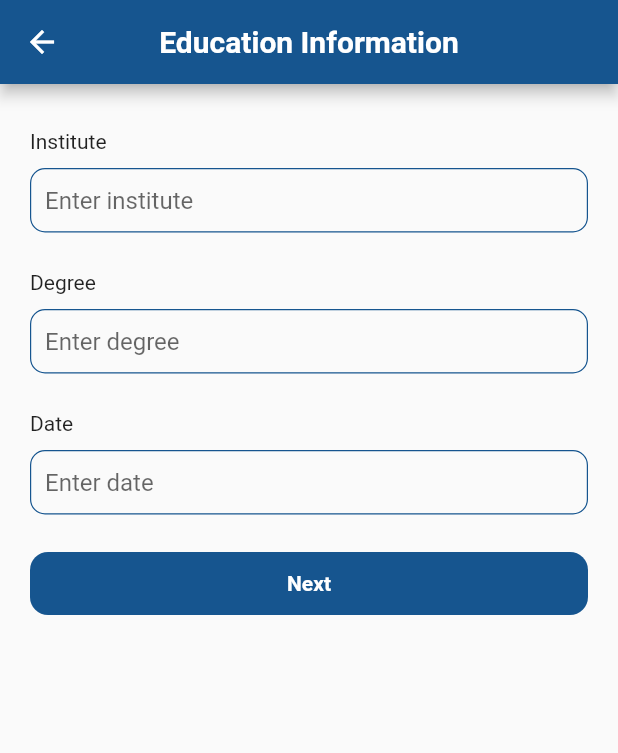
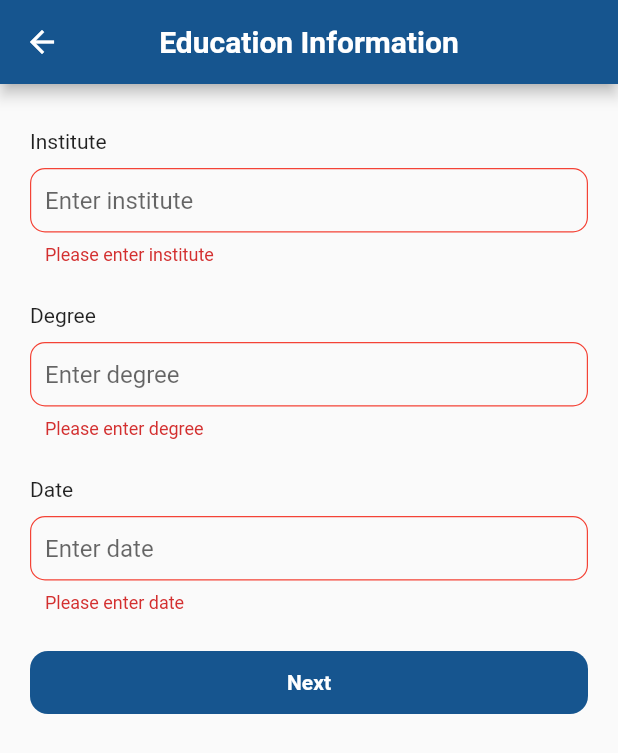
Before and after one commit to Kb798/resume_helper, a Flutter app: the EducationScreen screen opened directly, after a tap on "Next", on a phone screen of 412 x 824 dp. Shown: the top 753 px of the screen. Run offline on Flutter 3.47's test engine with Material 2 defaults, Android fonts, the phone set to English and light mode, and no system bars; our stand-ins replace image_picker.

```diff
--- a/lib/screens/education_screen.dart
+++ b/lib/screens/education_screen.dart
@@ -3,7 +3,11 @@ import 'package:intl/intl.dart';
 import 'package:resume_helper/custom_widgets/appbar_widget.dart';
 import 'package:resume_helper/custom_widgets/custom_button.dart';
 import 'package:resume_helper/custom_widgets/textfield_widget.dart';
+import 'package:resume_helper/model/user_resume_model.dart';
+import 'package:resume_helper/screens/skill_screen.dart';
 import 'package:resume_helper/utils/app_strings.dart';
+
+import '../main.dart';
 
 class EducationScreen extends StatefulWidget {
   const EducationScreen({Key? key}) : super(key: key);
@@ -14,11 +18,10 @@ class EducationScreen extends StatefulWidget {
 
 class _EducationScreenState extends State<EducationScreen> {
   final _formKey = GlobalKey<FormState>();
-  TextEditingController instituteController=TextEditingController();
-  TextEditingController degreeController=TextEditingController();
-  TextEditingController graduationDateController=TextEditingController();
+  TextEditingController instituteController = TextEditingController();
+  TextEditingController degreeController = TextEditingController();
+  TextEditingController graduationDateController = TextEditingController();
   DateTime? selectedDate;
-
 
   @override
   Widget build(BuildContext context) {
@@ -26,8 +29,8 @@ class _EducationScreenState extends State<EducationScreen> {
         appBar: appbarWidget('Education Information', true),
         body: Form(
             key: _formKey,
-    child:ListView(
-      padding: EdgeInsets.symmetric(vertical: 30,horizontal: 20),
+            child: ListView(
+              padding: EdgeInsets.symmetric(vertical: 30, horizontal: 20),
               children: [
                 Padding(
                   padding: const EdgeInsets.only(bottom: 25),
@@ -75,7 +78,6 @@ class _EducationScreenState extends State<EducationScreen> {
                     },
                     fieldName: Constants.strDate,
                     fieldInputType: TextInputType.name,
-
                     readOnly: true,
                     fieldController: graduationDateController,
                     hint: Constants.strDateHint,
@@ -87,27 +89,41 @@ class _EducationScreenState extends State<EducationScreen> {
                 CustomButton(
                     title: 'Next',
                     onPressed: () {
-
-          },
-        )
+                      if (_formKey.currentState!.validate()) {
+                        if (selectedDate != null) {
+                          userResumeModel.listEducation = Education(
+                              date: selectedDate,
+                              degree: degreeController.text,
+                              institute: instituteController.text);
+                          print("USerResumeModel---->" +
+                              userResumeModel.listEducation!
+                                  .toJson()
+                                  .toString());
+                          Navigator.push(
+                              context,
+                              MaterialPageRoute(
+                                builder: (context) => SkillScreen(),
+                              ));
+                        } else {
+                          showToast(context, "Please select date");
+                        }
+                      }
+                    })
               ],
-
-    ))
-    );
+            )));
   }
 
   Future<Null> _selectDate(BuildContext context) async {
     final DateTime? pickedDate = await showDatePicker(
       context: context,
       firstDate: DateTime.now().subtract(Duration(days: 100)),
-      lastDate:  DateTime.now().add(Duration(days: 1000)), initialDate: DateTime.now(),
+      lastDate: DateTime.now().add(Duration(days: 1000)),
+      initialDate: DateTime.now(),
     );
 
     if (pickedDate != null) {
       selectedDate = pickedDate;
-      graduationDateController.text =DateFormat.MMMEd().format(selectedDate!) ;
-
-    }
-
+      graduationDateController.text = DateFormat.MMMEd().format(selectedDate!);
     }
   }
+}
--- a/lib/utils/app_strings.dart
+++ b/lib/utils/app_strings.dart
@@ -1,36 +1,40 @@
-class Constants{
-  static const String strResumeHelper="Resume Helper";
-  static const String strFNameHint="Enter your first name";
-  static const String strFNameError="Please enter a first name";
-  static const String strFName="First name";
+class Constants {
+  static const String strResumeHelper = "Resume Helper";
+  static const String strFNameHint = "Enter your first name";
+  static const String strFNameError = "Please enter a first name";
+  static const String strFName = "First name";
 
-  static const String strLNameHint="Enter your last name";
-  static const String strLNameError="Please enter a last name";
-  static const String strLName="Last name";
-  static const String strPhoneNo="Phone No.";
-  static const String strPhoneHint="Enter phone no.";
-  static const String strPhoneError="Please enter a phone no.";
-  static const String strEmail="Email";
-  static const String strEmailHint="Enter email";
-  static const String strEmailError="Please enter a email";
-  static const String strAddress="Address";
-  static const String strAddressHint="Enter address";
-  static const String strAddressError="Please enter address";
-  static const String strCity="City";
-  static const String strCityHint="Enter city";
-  static const String strCityError="Please enter city";
-  static const String strZipCode="Zipcode";
-  static const String strZipCodeHint="Enter zipCode";
-  static const String strZipCodeError="Please enter zipcode";
+  static const String strLNameHint = "Enter your last name";
+  static const String strLNameError = "Please enter a last name";
+  static const String strLName = "Last name";
+  static const String strPhoneNo = "Phone No.";
+  static const String strPhoneHint = "Enter phone no.";
+  static const String strPhoneError = "Please enter a phone no.";
+  static const String strEmail = "Email";
+  static const String strEmailHint = "Enter email";
+  static const String strEmailError = "Please enter a email";
+  static const String strAddress = "Address";
+  static const String strAddressHint = "Enter address";
+  static const String strAddressError = "Please enter address";
+  static const String strCity = "City";
+  static const String strCityHint = "Enter city";
+  static const String strCityError = "Please enter city";
+  static const String strZipCode = "Zipcode";
+  static const String strZipCodeHint = "Enter zipCode";
+  static const String strZipCodeError = "Please enter zipcode";
 
+  static const String strInstitute = "Institute";
+  static const String strInstituteHint = "Enter institute";
+  static const String strInstituteError = "Please enter institute";
+  static const String strDegree = "Degree";
+  static const String strDegreeHint = "Enter degree";
+  static const String strDegreeError = "Please enter degree";
+  static const String strDate = "Date";
+  static const String strDateError = "Please enter date";
+  static const String strDateHint = "Enter date";
 
-  static const String strInstitute="Institute";
-  static const String strInstituteHint="Enter institute";
-  static const String strInstituteError="Please enter institute";
-  static const String strDegree="Degree";
-  static const String strDegreeHint="Enter degree";
-  static const String strDegreeError="Please enter degree";
-  static const String strDate="Date";
-  static const String strDateError="Please enter date";
-  static const String strDateHint="Enter date";
+  static const String strSkill = "Skill";
+  static const String strSkillError = "Please enter skill";
+  static const String strSkillHint = "Enter skill";
+  static const String strSkillLevel = "Level";
 }
```
Also changed, not shown: lib/screens/skill_screen.dart (added, +117 -0 lines). Lines whose indentation alone changed are shown as unchanged.
